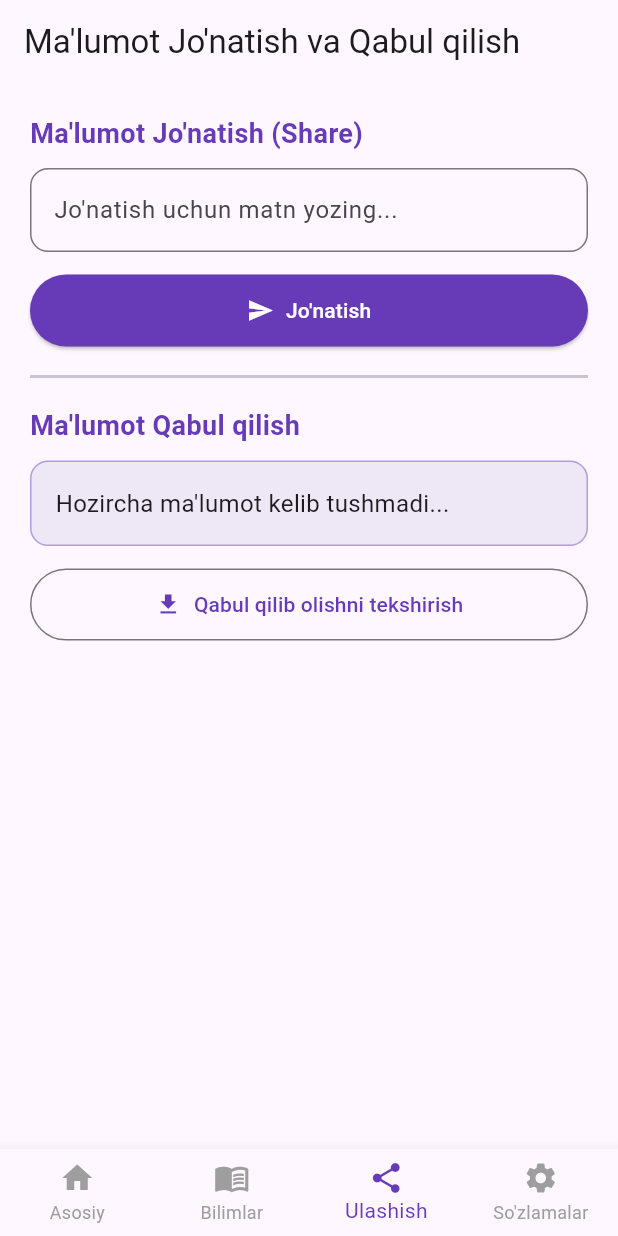
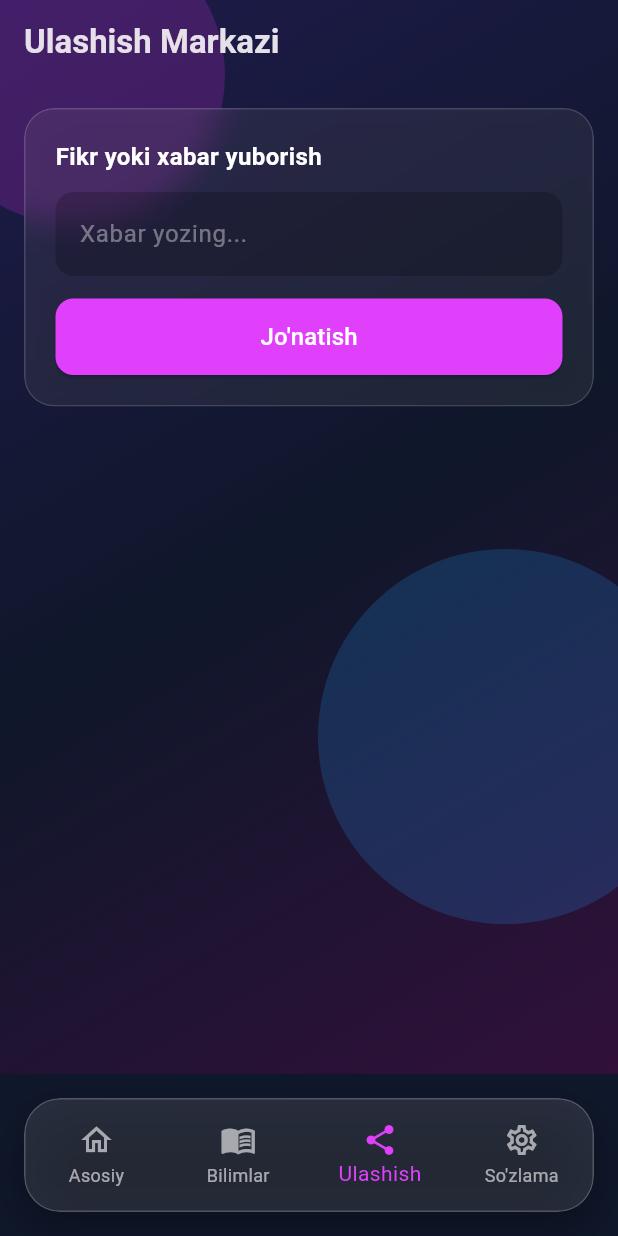
Before and after one commit to muhammadaminwahhid/wahhid, a Flutter app: the screen it shows after launch, item 3 of the bottom bar chosen, on a phone screen of 412 x 824 dp. Run offline on Flutter 3.47's test engine with Material 3 defaults, Android fonts, the phone set to English and light mode, and no system bars.

Commit message:
Update: Glassmorphism va classic dizayn uslubiga o'tkazildi

```diff
--- a/lib/main.dart
+++ b/lib/main.dart
@@ -1,3 +1,4 @@
+import 'dart:ui';
 import 'package:flutter/material.dart';
 
 void main() {
@@ -10,8 +11,10 @@ class WahhidApp extends StatelessWidget {
   @override
   Widget build(BuildContext context) {
     return MaterialApp(
-      title: 'Wahhid',
+      title: 'Wahhid Glassmorphism',
       theme: ThemeData(
+        brightness: Brightness.dark,
+        scaffoldBackgroundColor: const Color(0xFF0F172A),
         primarySwatch: Colors.deepPurple,
         useMaterial3: true,
       ),
@@ -34,18 +37,86 @@ class _MainScreenState extends State<MainScreen> {
   final List<Widget> _pages = [
     const HomeScreen(),
     const BlogScreen(),
-    const ShareScreen(), // Yangi qo'shilgan Share bo'limi
+    const ShareScreen(),
     const SettingsScreen(),
   ];
 
   @override
   Widget build(BuildContext context) {
     return Scaffold(
-      body: _pages[_currentIndex],
-      bottomNavigationBar: BottomNavigationBar(
+      body: Container(
+        decoration: const BoxDecoration(
+          gradient: LinearGradient(
+            begin: Alignment.topLeft,
+            end: Alignment.bottomRight,
+            colors: [
+              Color(0xFF1E1B4B), // To'q binafsha
+              Color(0xFF0F172A), // To'q ko'k / qora
+              Color(0xFF31103A), // Ochroq tus
+            ],
+          ),
+        ),
+        child: Stack(
+          children: [
+            // Orqa fondagi yorug' dekorativ sharlar (Glassmorphism muhitini berish uchun)
+            Positioned(
+              top: -50,
+              left: -50,
+              child: Container(
+                width: 200,
+                height: 200,
+                decoration: BoxDecoration(
+                  shape: BoxShape.circle,
+                  color: Colors.purple.withOpacity(0.3),
+                ),
+              ),
+            ),
+            Positioned(
+              bottom: 100,
+              right: -50,
+              child: Container(
+                width: 250,
+                height: 250,
+                decoration: BoxDecoration(
+                  shape: BoxShape.circle,
+                  color: Colors.blue.withOpacity(0.2),
+                ),
+              ),
+            ),
+            // Asosiy sahifalar
+            _pages[_currentIndex],
+          ],
+        ),
+      ),
+      bottomNavigationBar: Container(
+        margin: const EdgeInsets.all(16),
+        decoration: BoxDecoration(
+          borderRadius: BorderRadius.circular(24),
+          boxShadow: [
+            BoxShadow(
+              color: Colors.black.withOpacity(0.3),
+              blurRadius: 20,
+              offset: const Offset(0, 10),
+            ),
+          ],
+        ),
+        child: ClipRRect(
+          borderRadius: BorderRadius.circular(24),
+          child: BackdropFilter(
+            filter: ImageFilter.blur(sigmaX: 15, sigmaY: 15),
+            child: Container(
+              padding: const EdgeInsets.symmetric(vertical: 8),
+              decoration: BoxDecoration(
+                color: Colors.white.withOpacity(0.1),
+                borderRadius: BorderRadius.circular(24),
+                border: Border.all(color: Colors.white.withOpacity(0.2)),
+              ),
+              child: BottomNavigationBar(
                 currentIndex: _currentIndex,
-        selectedItemColor: Colors.deepPurple,
-        unselectedItemColor: Colors.grey,
+                backgroundColor: Colors.transparent,
+                elevation: 0,
+                selectedItemColor: Colors.purpleAccent,
+                unselectedItemColor: Colors.white60,
                 type: BottomNavigationBarType.fixed,
                 onTap: (index) {
                   setState(() {
@@ -53,55 +124,13 @@ class _MainScreenState extends State<MainScreen> {
                   });
                 },
                 items: const [
-          BottomNavigationBarItem(
-            icon: Icon(Icons.home),
-            label: 'Asosiy',
-          ),
-          BottomNavigationBarItem(
-            icon: Icon(Icons.menu_book),
-            label: 'Bilimlar',
-          ),
-          BottomNavigationBarItem(
-            icon: Icon(Icons.share),
-            label: 'Ulashish',
-          ),
-          BottomNavigationBarItem(
-            icon: Icon(Icons.settings),
-            label: 'So\'zlamalar',
-          ),
+                  BottomNavigationBarItem(icon: Icon(Icons.home_outlined), activeIcon: Icon(Icons.home), label: 'Asosiy'),
+                  BottomNavigationBarItem(icon: Icon(Icons.menu_book_outlined), activeIcon: Icon(Icons.menu_book), label: 'Bilimlar'),
+                  BottomNavigationBarItem(icon: Icon(Icons.share_outlined), activeIcon: Icon(Icons.share), label: 'Ulashish'),
+                  BottomNavigationBarItem(icon: Icon(Icons.settings_outlined), activeIcon: Icon(Icons.settings), label: 'So\'zlama'),
                 ],
               ),
-    );
-  }
-}
-
-// 1. Home Sahifasi
-class HomeScreen extends StatelessWidget {
-  const HomeScreen({super.key});
-
-  @override
-  Widget build(BuildContext context) {
-    return Scaffold(
-      appBar: AppBar(title: const Text('Wahhid - Asosiy Makon')),
-      body: Center(
-        child: Padding(
-          padding: const EdgeInsets.all(20.0),
-          child: Column(
-            mainAxisAlignment: MainAxisAlignment.center,
-            children: const [
-              Icon(Icons.rocket_launch, size: 90, color: Colors.deepPurple),
-              SizedBox(height: 20),
-              Text(
-                'Salom, Dasturchi!',
-                style: TextStyle(fontSize: 24, fontWeight: FontWeight.bold),
             ),
-              SizedBox(height: 10),
-              Text(
-                'Ilovamizga yangi "Ulashish va Qabul qilish" bo\'limi qo\'shildi!',
-                textAlign: TextAlign.center,
-                style: TextStyle(fontSize: 16, color: Colors.grey),
-              ),
-            ],
           ),
         ),
       ),
@@ -109,37 +138,122 @@ class HomeScreen extends StatelessWidget {
   }
 }
 
-// 2. Blog / Bilimlar Sahifasi
+// Glass Container (Shisha effektini yasab beruvchi yordamchi widget)
+class GlassCard extends StatelessWidget {
+  final Widget child;
+  final EdgeInsetsGeometry? padding;
+
+  const GlassCard({super.key, required this.child, this.padding});
+
+  @override
+  Widget build(BuildContext context) {
+    return ClipRRect(
+      borderRadius: BorderRadius.circular(20),
+      child: BackdropFilter(
+        filter: ImageFilter.blur(sigmaX: 10, sigmaY: 10),
+        child: Container(
+          padding: padding ?? const EdgeInsets.all(20),
+          decoration: BoxDecoration(
+            color: Colors.white.withOpacity(0.07),
+            borderRadius: BorderRadius.circular(20),
+            border: Border.all(color: Colors.white.withOpacity(0.15)),
+            boxShadow: [
+              BoxShadow(
+                color: Colors.black.withOpacity(0.1),
+                blurRadius: 10,
+                spreadRadius: 2,
+              ),
+            ],
+          ),
+          child: child,
+        ),
+      ),
+    );
+  }
+}
+
+// 1. Asosiy Sahifa
+class HomeScreen extends StatelessWidget {
+  const HomeScreen({super.key});
+
+  @override
+  Widget build(BuildContext context) {
+    return Scaffold(
+      backgroundColor: Colors.transparent,
+      appBar: AppBar(
+        title: const Text('Wahhid • Glass Edition', style: TextStyle(fontWeight: FontWeight.bold)),
+        backgroundColor: Colors.transparent,
+        elevation: 0,
+      ),
+      body: Center(
+        child: Padding(
+          padding: const EdgeInsets.all(20.0),
+          child: GlassCard(
+            child: Column(
+              mainAxisSize: MainAxisSize.min,
+              children: const [
+                Icon(Icons.auto_awesome, size: 70, color: Colors.purpleAccent),
+                SizedBox(height: 20),
+                Text(
+                  'Glassmorphism + Classic',
+                  style: TextStyle(fontSize: 22, fontWeight: FontWeight.bold, color: Colors.white),
+                  textAlign: TextAlign.center,
+                ),
+                SizedBox(height: 10),
+                Text(
+                  'Interfeys endi shaffof oyna va klassik qat\'iy stillar uyg\'unligida yanada jozibali ko\'rinishga ega.',
+                  textAlign: TextAlign.center,
+                  style: TextStyle(fontSize: 15, color: Colors.white70),
+                ),
+              ],
+            ),
+          ),
+        ),
+      ),
+    );
+  }
+}
+
+// 2. Bilimlar Sahifasi
 class BlogScreen extends StatelessWidget {
   const BlogScreen({super.key});
 
   final List<Map<String, String>> _bilimlar = const [
     {
-      'title': 'Flutter nima?',
-      'content': 'Flutter — bu Google tomonidan yaratilgan, bitta kod bazasi bilan Android, iOS va Web uchun ilovalar yaratish imkonini beruvchi kuchli framework.'
+      'title': 'Glassmorphism nima?',
+      'content': 'Bu interfeys dizayn trendi bo\'lib, xira oyna (frosted glass) effektini yaratish orqali chuqurlik va zamonaviy ko\'rinish beradi.'
     },
     {
-      'title': 'Git va GitHub asoslari',
-      'content': 'Git bu versiyalarni boshqarish tizimi, GitHub esa bu kodlarni bulutda ochiq yoki yopiq holda saqlash va jamoa bo\'lib ishlash platformasi.'
+      'title': 'Classic & Modern uyg\'unligi',
+      'content': 'Klassik tartib va qat\'iy elementlarni zamonaviy shaffof qatlamlar bilan birlashtirish foydalanuvchiga qulaylik yaratadi.'
     },
   ];
 
   @override
   Widget build(BuildContext context) {
     return Scaffold(
-      appBar: AppBar(title: const Text('Mening Bilimlar Bazam')),
+      backgroundColor: Colors.transparent,
+      appBar: AppBar(
+        title: const Text('Bilimlar Bazasi', style: TextStyle(fontWeight: FontWeight.bold)),
+        backgroundColor: Colors.transparent,
+        elevation: 0,
+      ),
       body: ListView.builder(
         itemCount: _bilimlar.length,
+        padding: const EdgeInsets.all(16),
         itemBuilder: (context, index) {
           final bilim = _bilimlar[index];
-          return Card(
-            elevation: 3,
-            margin: const EdgeInsets.symmetric(horizontal: 16, vertical: 8),
-            shape: RoundedRectangleBorder(borderRadius: BorderRadius.circular(12)),
-            child: ListTile(
-              contentPadding: const EdgeInsets.all(16),
-              title: Text(bilim['title']!, style: const TextStyle(fontWeight: FontWeight.bold)),
-              subtitle: Text(bilim['content']!, maxLines: 2, overflow: TextOverflow.ellipsis),
+          return Padding(
+            padding: const EdgeInsets.only(bottom: 12.0),
+            child: GlassCard(
+              child: Column(
+                crossAxisAlignment: CrossAxisAlignment.start,
+                children: [
+                  Text(bilim['title']!, style: const TextStyle(fontSize: 18, fontWeight: FontWeight.bold, color: Colors.white)),
+                  const SizedBox(height: 8),
+                  Text(bilim['content']!, style: const TextStyle(fontSize: 14, color: Colors.white70)),
+                ],
+              ),
             ),
           );
         },
@@ -148,7 +262,7 @@ class BlogScreen extends StatelessWidget {
   }
 }
 
-// 3. Yangi Shere (Ulashish va Qabul qilish) Sahifasi
+// 3. Ulashish Sahifasi
 class ShareScreen extends StatefulWidget {
   const ShareScreen({super.key});
 
@@ -158,84 +272,54 @@ class ShareScreen extends StatefulWidget {
 
 class _ShareScreenState extends State<ShareScreen> {
   final TextEditingController _controller = TextEditingController();
-  String _receivedData = 'Hozircha ma\'lumot kelib tushmadi...';
-
-  void _sendData() {
-    if (_controller.text.isNotEmpty) {
-      ScaffoldMessenger.of(context).showSnackBar(
-        SnackBar(content: Text('Muvaffaqiyatli jo\'natildi: "${_controller.text}"')),
-      );
-      _controller.clear();
-    }
-  }
-
-  void _receiveData() {
-    setState(() {
-      _receivedData = 'Salom! Bu tarmoqdagi boshqa qurilmadan kelgan xabar: "Flutter loyihasi zo\'r ishlayapti!"';
-    });
-  }
 
   @override
   Widget build(BuildContext context) {
     return Scaffold(
-      appBar: AppBar(title: const Text('Ma\'lumot Jo\'natish va Qabul qilish')),
+      backgroundColor: Colors.transparent,
+      appBar: AppBar(
+        title: const Text('Ulashish Markazi', style: TextStyle(fontWeight: FontWeight.bold)),
+        backgroundColor: Colors.transparent,
+        elevation: 0,
+      ),
       body: Padding(
-        padding: const EdgeInsets.all(20.0),
+        padding: const EdgeInsets.all(16.0),
+        child: GlassCard(
           child: Column(
+            mainAxisSize: MainAxisSize.min,
             crossAxisAlignment: CrossAxisAlignment.stretch,
             children: [
-            const Text(
-              'Ma\'lumot Jo\'natish (Share)',
-              style: TextStyle(fontSize: 18, fontWeight: FontWeight.bold, color: Colors.deepPurple),
-            ),
-            const SizedBox(height: 10),
+              const Text('Fikr yoki xabar yuborish', style: TextStyle(fontSize: 16, fontWeight: FontWeight.bold, color: Colors.white)),
+              const SizedBox(height: 12),
               TextField(
                 controller: _controller,
+                style: const TextStyle(color: Colors.white),
                 decoration: InputDecoration(
-                hintText: 'Jo\'natish uchun matn yozing...',
-                border: OutlineInputBorder(borderRadius: BorderRadius.circular(12)),
+                  hintText: 'Xabar yozing...',
+                  hintStyle: const TextStyle(color: Colors.white38),
+                  filled: true,
+                  fillColor: Colors.black.withOpacity(0.2),
+                  border: OutlineInputBorder(borderRadius: BorderRadius.circular(12), borderSide: BorderSide.none),
                 ),
               ),
               const SizedBox(height: 15),
-            ElevatedButton.icon(
-              onPressed: _sendData,
-              icon: const Icon(Icons.send),
-              label: const Text('Jo\'natish'),
+              ElevatedButton(
+                onPressed: () {
+                  if (_controller.text.isNotEmpty) {
+                    ScaffoldMessenger.of(context).showSnackBar(const SnackBar(content: Text('Muvaffaqiyatli jo\'natildi!')));
+                    _controller.clear();
+                  }
+                },
                 style: ElevatedButton.styleFrom(
-                backgroundColor: Colors.deepPurple,
+                  backgroundColor: Colors.purpleAccent,
                   foregroundColor: Colors.white,
                   padding: const EdgeInsets.symmetric(vertical: 14),
+                  shape: RoundedRectangleBorder(borderRadius: BorderRadius.circular(12)),
                 ),
-            ),
-            const Divider(height: 40, thickness: 2),
-            const Text(
-              'Ma\'lumot Qabul qilish',
-              style: TextStyle(fontSize: 18, fontWeight: FontWeight.bold, color: Colors.deepPurple),
-            ),
-            const SizedBox(height: 10),
-            Container(
-              padding: const EdgeInsets.all(16),
-              decoration: BoxDecoration(
-                color: Colors.deepPurple.shade50,
-                borderRadius: BorderRadius.circular(12),
-                border: Border.all(color: Colors.deepPurple.shade200),
-              ),
-              child: Text(
-                _receivedData,
-                style: const TextStyle(fontSize: 16),
-              ),
-            ),
-            const SizedBox(height: 15),
-            OutlinedButton.icon(
-              onPressed: _receiveData,
-              icon: const Icon(Icons.download),
-              label: const Text('Qabul qilib olishni tekshirish'),
-              style: OutlinedButton.styleFrom(
-                foregroundColor: Colors.deepPurple,
-                padding: const EdgeInsets.symmetric(vertical: 14),
-              ),
+                child: const Text('Jo\'natish', style: TextStyle(fontSize: 16)),
               ),
             ],
+          ),
         ),
       ),
     );
@@ -249,21 +333,32 @@ class SettingsScreen extends StatelessWidget {
   @override
   Widget build(BuildContext context) {
     return Scaffold(
-      appBar: AppBar(title: const Text('So\'zlamalar')),
-      body: ListView(
+      backgroundColor: Colors.transparent,
+      appBar: AppBar(
+        title: const Text('So\'zlamalar', style: TextStyle(fontWeight: FontWeight.bold)),
+        backgroundColor: Colors.transparent,
+        elevation: 0,
+      ),
+      body: Padding(
+        padding: const EdgeInsets.all(16.0),
+        child: GlassCard(
+          child: Column(
+            mainAxisSize: MainAxisSize.min,
             children: const [
               ListTile(
-            leading: Icon(Icons.person, color: Colors.deepPurple),
-            title: Text('Muallif'),
-            subtitle: Text('Muhammadamin Wahhid'),
+                leading: Icon(Icons.person, color: Colors.purpleAccent),
+                title: Text('Muallif', style: TextStyle(color: Colors.white)),
+                subtitle: Text('Muhammadamin Wahhid', style: TextStyle(color: Colors.white60)),
               ),
-          Divider(),
+              Divider(color: Colors.white24),
               ListTile(
-            leading: Icon(Icons.info, color: Colors.deepPurple),
-            title: Text('Ilova versiyasi'),
-            subtitle: Text('v1.3.0 (Share bo\'limi qo\'shildi)'),
+                leading: Icon(Icons.style, color: Colors.purpleAccent),
+                title: Text('Dizayn uslubi', style: TextStyle(color: Colors.white)),
+                subtitle: Text('Glassmorphism & Classic v2.0', style: TextStyle(color: Colors.white60)),
               ),
             ],
+          ),
+        ),
       ),
     );
   }
```
Lines whose indentation alone changed are shown as unchanged.
